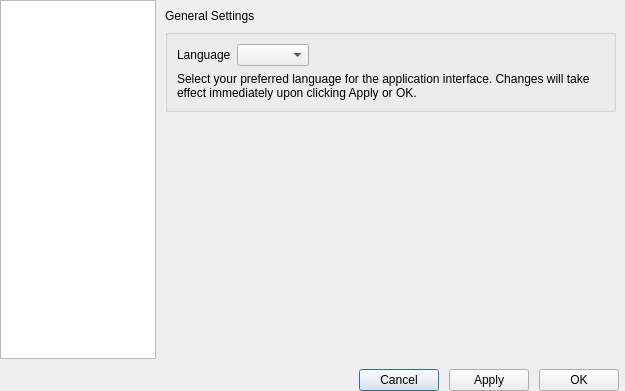
First picture: the form in QT_Project/Forms/SettingsDialog.ui, repository Dingola/Qt-LogViewer, before the edit.
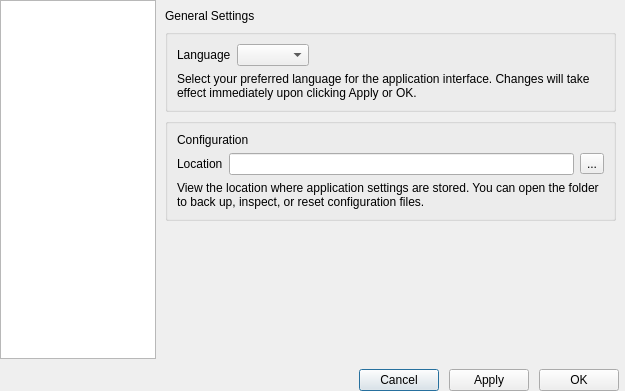
Second picture: the form after the edit. The open tabs and pages were chosen to show the change.

Commit message:
feat(ui): add configuration location section to settings dialog
- Add new "Configuration" group box to General Settings page.
- Display current QSettings file path in a read-only line edit with tooltip.
- Introduce tool button to open configuration directory in file manager.
- Connect button to DesktopServices to open resolved settings folder path.

```diff
--- a/QT_Project/Forms/SettingsDialog.ui
+++ b/QT_Project/Forms/SettingsDialog.ui
@@ -43,7 +43,7 @@
         <number>1</number>
        </property>
        <widget class="QWidget" name="pageGeneral">
-        <layout class="QVBoxLayout" name="verticalLayout_5">
+        <layout class="QVBoxLayout" name="verticalLayout_6">
          <item>
           <widget class="QLabel" name="pageGeneralTitle">
            <property name="text">
@@ -97,6 +97,57 @@
            </layout>
           </widget>
          </item>
+         <item>
+          <widget class="QGroupBox" name="groupBox_3">
+           <property name="title">
+            <string/>
+           </property>
+           <layout class="QVBoxLayout" name="verticalLayout_5">
+            <item>
+             <widget class="QLabel" name="labelConfig">
+              <property name="text">
+               <string>Configuration</string>
+              </property>
+             </widget>
+            </item>
+            <item>
+             <layout class="QHBoxLayout" name="horizontalLayout_4">
+              <item>
+               <widget class="QLabel" name="labelConfigLocation">
+                <property name="text">
+                 <string>Location</string>
+                </property>
+               </widget>
+              </item>
+              <item>
+               <widget class="QLineEdit" name="lineEditConfigLocation">
+                <property name="readOnly">
+                 <bool>true</bool>
+                </property>
+               </widget>
+              </item>
+              <item>
+               <widget class="QToolButton" name="toolButtonConfigLocation">
+                <property name="text">
+                 <string>...</string>
+                </property>
+               </widget>
+              </item>
+             </layout>
+            </item>
+            <item>
+             <widget class="QLabel" name="labelConfigDesc">
+              <property name="text">
+               <string>View the location where application settings are stored. You can open the folder to back up, inspect, or reset configuration files.</string>
+              </property>
+              <property name="wordWrap">
+               <bool>true</bool>
+              </property>
+             </widget>
+            </item>
+           </layout>
+          </widget>
+         </item>
          <item>
           <spacer name="verticalSpacer_2">
            <property name="orientation">
```
Left out of the diff: 2 changed lines with no effect on the pictures. The commit also changes 1 other file.
